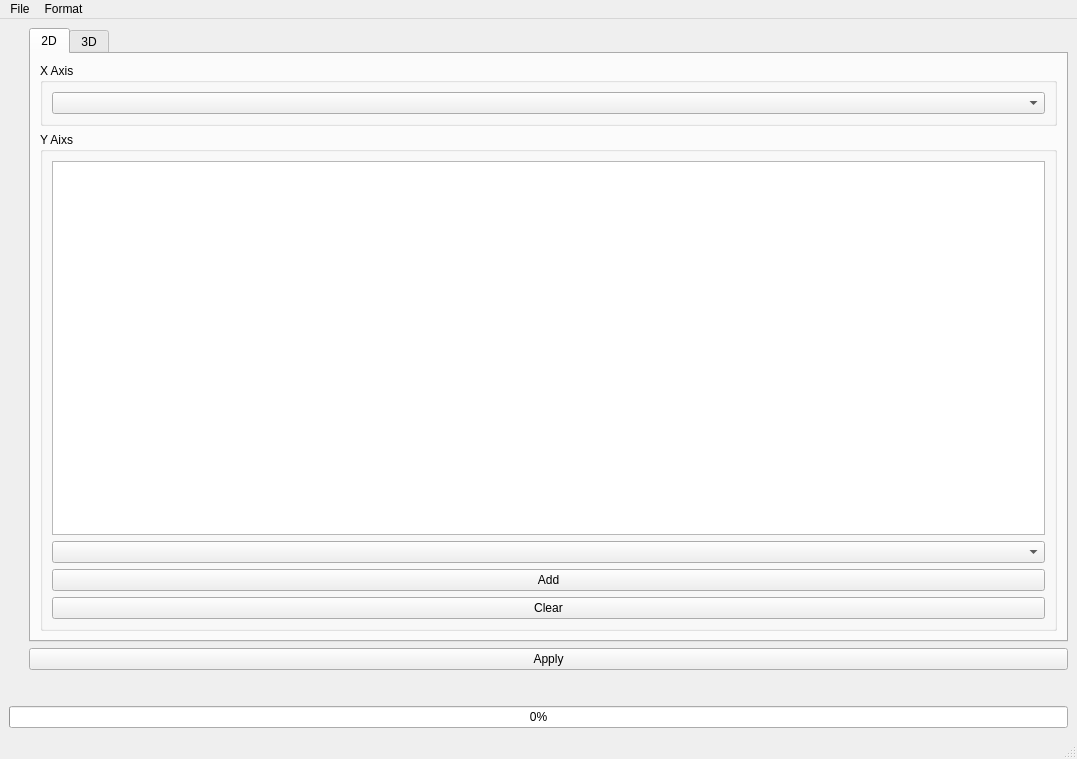
Old version of the form ui/main_window.ui in the repository yn4k4nishi/aemwel_viewer.
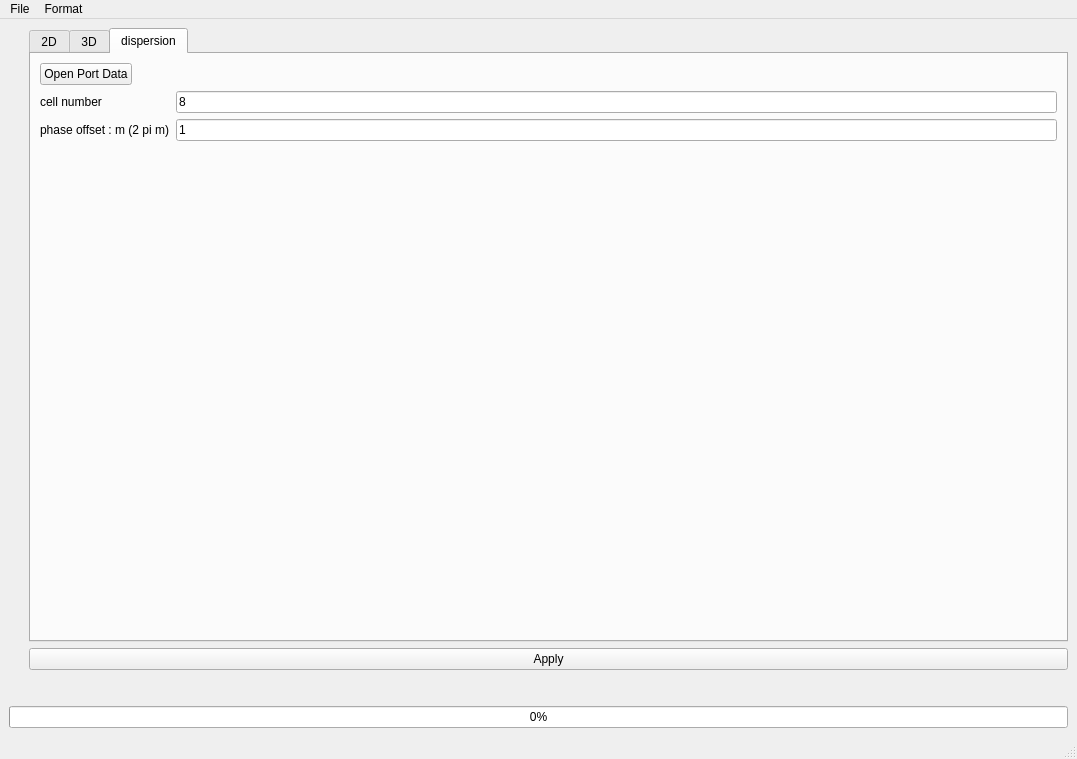
New version of the form. The open tabs and pages were chosen to show the change.

Commit message: :sparkles: Feature : dispersion diagram

What changed in the file:
```diff
--- a/ui/main_window.ui
+++ b/ui/main_window.ui
@@ -437,6 +437,61 @@
             </item>
            </layout>
           </widget>
+          <widget class="QWidget" name="tab_3">
+           <attribute name="title">
+            <string>dispersion</string>
+           </attribute>
+           <layout class="QFormLayout" name="formLayout">
+            <item row="0" column="0">
+             <widget class="QPushButton" name="pushButton_openPortData">
+              <property name="text">
+               <string>Open Port Data</string>
+              </property>
+             </widget>
+            </item>
+            <item row="0" column="1">
+             <widget class="QLabel" name="label_portData">
+              <property name="text">
+               <string>&lt;touch stone data&gt;</string>
+              </property>
+             </widget>
+            </item>
+            <item row="1" column="0">
+             <widget class="QLabel" name="label_8">
+              <property name="sizePolicy">
+               <sizepolicy hsizetype="Preferred" vsizetype="Preferred">
+                <horstretch>0</horstretch>
+                <verstretch>0</verstretch>
+               </sizepolicy>
+              </property>
+              <property name="text">
+               <string>cell number</string>
+              </property>
+             </widget>
+            </item>
+            <item row="1" column="1">
+             <widget class="QLineEdit" name="lineEdit_ncell">
+              <property name="text">
+               <string>8</string>
+              </property>
+             </widget>
+            </item>
+            <item row="2" column="0">
+             <widget class="QLabel" name="label_9">
+              <property name="text">
+               <string>phase offset : m (2 pi m)</string>
+              </property>
+             </widget>
+            </item>
+            <item row="2" column="1">
+             <widget class="QLineEdit" name="lineEdit_m">
+              <property name="text">
+               <string>1</string>
+              </property>
+             </widget>
+            </item>
+           </layout>
+          </widget>
          </widget>
         </item>
         <item>
```
Left out of the diff: 2 changed lines with no effect on the pictures. The commit also changes 4 other files.
